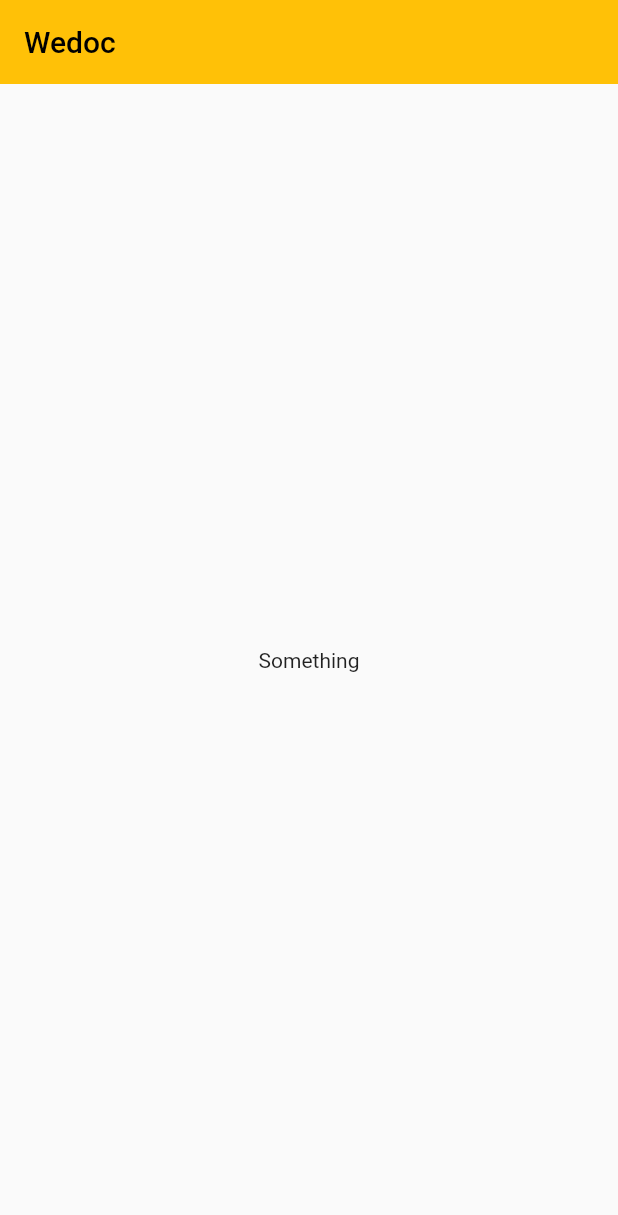
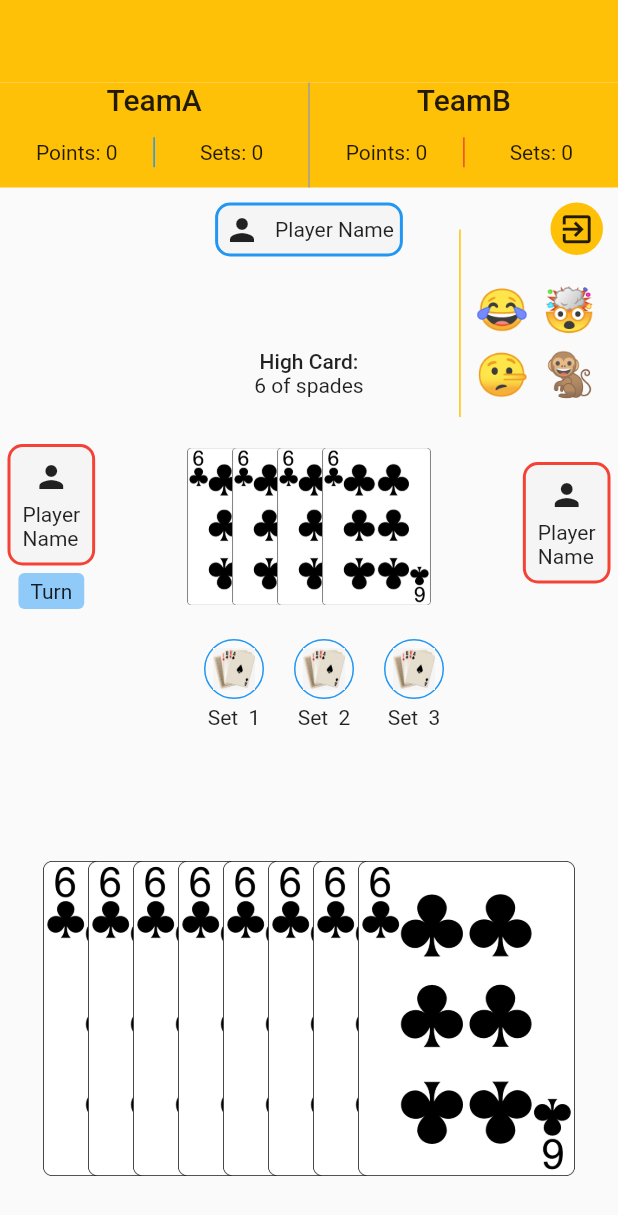
Before and after one commit to akhilkala/wedoc, a Flutter app: the screen it shows after launch, on a phone screen of 412 x 824 dp. Shown: the top 1215 px of the screen. Run offline on Flutter 3.47's test engine with Material 2 defaults, Android fonts, the phone set to English and light mode, and no system bars; our stand-ins replace shared_preferences.

Commit message:
game page skeleton

```diff
--- a/mobile/lib/main.dart
+++ b/mobile/lib/main.dart
@@ -1,13 +1,13 @@
 import 'package:flutter/material.dart';
-import 'package:wedoc/screens/home_screen.dart';
+import 'package:wedoc/screens/game_screen.dart';
 import 'package:provider/provider.dart';
 
 void main() {
-  runApp(GameFrame());
+  runApp(MyGameApplication());
 }
 
-class GameFrame extends StatelessWidget {
-  const GameFrame({Key? key}) : super(key: key);
+class MyGameApplication extends StatelessWidget {
+  const MyGameApplication({Key? key}) : super(key: key);
 
   @override
   Widget build(BuildContext context) {
@@ -15,7 +15,7 @@ class GameFrame extends StatelessWidget {
       title: "Wedoc",
       debugShowCheckedModeBanner: false,
       theme: ThemeData(primarySwatch: Colors.amber),
-      home: HomeScreen(),
+      home: GameScreen(),
     );
   }
 }
--- /dev/null
+++ b/mobile/lib/models/player_model.dart
@@ -0,0 +1,53 @@
+import 'dart:convert';
+
+class Player {
+  String playerName;
+  String playerID;
+  Player({
+    required this.playerName,
+    required this.playerID,
+  });
+
+  Player copyWith({
+    String? playerName,
+    String? playerID,
+  }) {
+    return Player(
+      playerName: playerName ?? this.playerName,
+      playerID: playerID ?? this.playerID,
+    );
+  }
+
+  Map<String, dynamic> toMap() {
+    return {
+      'playerName': playerName,
+      'playerID': playerID,
+    };
+  }
+
+  factory Player.fromMap(Map<String, dynamic> map) {
+    return Player(
+      playerName: map['playerName'] ?? '',
+      playerID: map['playerID'] ?? '',
+    );
+  }
+
+  String toJson() => json.encode(toMap());
+
+  factory Player.fromJson(String source) => Player.fromMap(json.decode(source));
+
+  @override
+  String toString() => 'Player(playerName: $playerName, playerID: $playerID)';
+
+  @override
+  bool operator ==(Object other) {
+    if (identical(this, other)) return true;
+
+    return other is Player &&
+        other.playerName == playerName &&
+        other.playerID == playerID;
+  }
+
+  @override
+  int get hashCode => playerName.hashCode ^ playerID.hashCode;
+}
--- /dev/null
+++ b/mobile/lib/models/team_model.dart
@@ -0,0 +1,79 @@
+import 'dart:convert';
+
+import 'package:flutter/foundation.dart';
+import 'package:flutter/material.dart';
+
+import 'package:wedoc/models/player_model.dart';
+
+class Team {
+  String teamName;
+  int teamScore;
+  List<Player> players;
+  int teamColor;
+  Team({
+    required this.teamName,
+    this.teamScore = 0,
+    required this.players,
+    required this.teamColor,
+  });
+
+  Team copyWith({
+    String? teamName,
+    int? teamScore,
+    List<Player>? players,
+    int? teamColor,
+  }) {
+    return Team(
+      teamName: teamName ?? this.teamName,
+      teamScore: teamScore ?? this.teamScore,
+      players: players ?? this.players,
+      teamColor: teamColor ?? this.teamColor,
+    );
+  }
+
+  Map<String, dynamic> toMap() {
+    return {
+      'teamName': teamName,
+      'teamScore': teamScore,
+      'players': players.map((x) => x.toMap()).toList(),
+      'teamColor': teamColor,
+    };
+  }
+
+  factory Team.fromMap(Map<String, dynamic> map) {
+    return Team(
+      teamName: map['teamName'] ?? '',
+      teamScore: map['teamScore']?.toInt() ?? 0,
+      players: List<Player>.from(map['players']?.map((x) => Player.fromMap(x))),
+      teamColor: map['teamColor']?.toInt() ?? 0,
+    );
+  }
+
+  String toJson() => json.encode(toMap());
+
+  factory Team.fromJson(String source) => Team.fromMap(json.decode(source));
+
+  @override
+  String toString() {
+    return 'Team(teamName: $teamName, teamScore: $teamScore, players: $players, teamColor: $teamColor)';
+  }
+
+  @override
+  bool operator ==(Object other) {
+    if (identical(this, other)) return true;
+
+    return other is Team &&
+        other.teamName == teamName &&
+        other.teamScore == teamScore &&
+        listEquals(other.players, players) &&
+        other.teamColor == teamColor;
+  }
+
+  @override
+  int get hashCode {
+    return teamName.hashCode ^
+        teamScore.hashCode ^
+        players.hashCode ^
+        teamColor.hashCode;
+  }
+}
--- /dev/null
+++ b/mobile/lib/screens/game_screen.dart
@@ -0,0 +1,234 @@
+import 'package:flutter/material.dart';
+import 'package:flutter/widgets.dart';
+import 'package:wedoc/models/player_model.dart';
+import 'package:wedoc/models/team_model.dart';
+import 'package:wedoc/widgets/app_bar.dart';
+import 'package:wedoc/widgets/game_widgets/player_box.dart';
+import 'package:wedoc/widgets/game_widgets/player_hold_cards.dart';
+import 'package:wedoc/widgets/game_widgets/score_board.dart';
+import 'dart:math' as math;
+
+class GameScreen extends StatelessWidget {
+  late String cardAdd;
+
+  GameScreen({Key? key}) : super(key: key) {
+    final cardNum = math.Random().nextInt(8) + 2;
+    cardAdd = "assets/cards/" + cardNum.toString() + "_of_clubs.png";
+  }
+
+  final teamOne = Team(
+      teamName: "TeamA",
+      players: [Player(playerName: "Charan", playerID: "playerOneID")],
+      teamColor: Colors.blue.value);
+  final teamTwo = Team(
+      teamName: "TeamB",
+      players: [Player(playerName: "Kotturi", playerID: "playerOneID")],
+      teamColor: Colors.red.value);
+
+  @override
+  Widget build(BuildContext context) {
+    return Scaffold(
+      body: Column(
+          mainAxisAlignment: MainAxisAlignment.center,
+          mainAxisSize: MainAxisSize.max,
+          children: [
+            SizedBox(
+              height: 55,
+              child: Container(
+                color: Theme.of(context).primaryColor,
+              ),
+            ),
+            ScoreBoard(teamOne: teamOne, teamTwo: teamTwo),
+            const SizedBox(height: 10),
+            Stack(
+              children: [
+                Align(
+                  alignment: Alignment.topCenter,
+                  child: PlayerBox(
+                    player:
+                        Player(playerID: "Playdsfa", playerName: "Player Name"),
+                    sameTeam: true,
+                    teamColor: teamOne.teamColor,
+                    myTurn: false,
+                  ),
+                ),
+                Align(
+                  alignment: Alignment.topRight,
+                  child: Padding(
+                    padding: const EdgeInsets.symmetric(horizontal: 10.0),
+                    child: Row(
+                      mainAxisAlignment: MainAxisAlignment.end,
+                      children: [
+                        Container(
+                          width: 1.0,
+                          height: 125,
+                          color: Theme.of(context).primaryColor,
+                        ),
+                        const SizedBox(
+                          width: 5,
+                        ),
+                        Column(
+                          crossAxisAlignment: CrossAxisAlignment.end,
+                          children: [
+                            Container(
+                              decoration: BoxDecoration(
+                                  borderRadius: BorderRadius.circular(30.0),
+                                  color: Theme.of(context).primaryColor),
+                              child: const Padding(
+                                padding: EdgeInsets.all(5.0),
+                                child: Icon(
+                                  Icons.exit_to_app,
+                                  size: 25,
+                                ),
+                              ),
+                            ),
+                            const SizedBox(
+                              height: 15,
+                            ),
+                            Row(
+                              children: const [
+                                Padding(
+                                  padding: EdgeInsets.all(5.0),
+                                  child: Text("😂", textScaleFactor: 2.0),
+                                ),
+                                Padding(
+                                  padding: EdgeInsets.all(5.0),
+                                  child: Text("🤯", textScaleFactor: 2.0),
+                                ),
+                              ],
+                            ),
+                            Row(
+                              children: const [
+                                Padding(
+                                  padding: EdgeInsets.all(5.0),
+                                  child: Text("🤥", textScaleFactor: 2.0),
+                                ),
+                                Padding(
+                                  padding: EdgeInsets.all(5.0),
+                                  child: Text("🐒", textScaleFactor: 2.0),
+                                ),
+                              ],
+                            ),
+                            const SizedBox(
+                              height: 25,
+                            )
+                          ],
+                        )
+                      ],
+                    ),
+                  ),
+                ),
+                Align(
+                  alignment: Alignment.bottomCenter,
+                  heightFactor: 2.5,
+                  child: Column(
+                    mainAxisAlignment: MainAxisAlignment.center,
+                    children: [
+                      SizedBox(
+                        height: 20,
+                      ),
+                      Text(
+                        "High Card:",
+                        style: Theme.of(context).textTheme.button,
+                      ),
+                      Text("6 of spades")
+                    ],
+                  ),
+                ),
+              ],
+            ),
+            Row(
+              children: [
+                const SizedBox(
+                  width: 5,
+                ),
+                PlayerBox(
+                  player:
+                      Player(playerID: "Playdsfa", playerName: "Player Name"),
+                  sameTeam: false,
+                  teamColor: teamTwo.teamColor,
+                  myTurn: true,
+                ),
+                // BTW OPP. TEAM PLAYERS
+                Expanded(
+                    child: Container(
+                  child: CircularStackListView(
+                    items: [cardAdd, cardAdd, cardAdd, cardAdd],
+                    scale: 3,
+                    myCards: false,
+                  ),
+                )),
+                PlayerBox(
+                  player:
+                      Player(playerID: "Playdsfa", playerName: "Player Name"),
+                  sameTeam: false,
+                  teamColor: teamTwo.teamColor,
+                  myTurn: false,
+                ),
+                const SizedBox(
+                  width: 5,
+                ),
+              ],
+            ),
+            Expanded(
+                child: Center(
+              child: Row(
+                mainAxisAlignment: MainAxisAlignment.center,
+                children: [
+                  for (int i = 1; i <= 3; i++)
+                    Row(children: [
+                      const SizedBox(
+                        width: 20,
+                      ),
+                      Column(
+                        children: [
+                          const SizedBox(
+                            height: 20,
+                          ),
+                          Container(
+                            height: 40,
+                            width: 40,
+                            child: Padding(
+                              padding: const EdgeInsets.all(5.0),
+                              child: Image.asset(
+                                "assets/static_images/card_set.png",
+                                fit: BoxFit.fill,
+                              ),
+                            ),
+                            decoration: BoxDecoration(
+                                borderRadius: BorderRadius.circular(40.0),
+                                border: Border.all(
+                                    color: Color(teamOne.teamColor),
+                                    width: 1.0)),
+                          ),
+                          const SizedBox(
+                            height: 4.0,
+                          ),
+                          Text("Set  $i")
+                        ],
+                      )
+                    ])
+                ],
+              ),
+            )),
+            CircularStackListView(
+              items: [
+                cardAdd,
+                cardAdd,
+                cardAdd,
+                cardAdd,
+                cardAdd,
+                cardAdd,
+                cardAdd,
+                cardAdd
+              ],
+              scale: 6,
+              myCards: true,
+            ),
+            const SizedBox(
+              height: 40,
+            ),
+          ]),
+    );
+  }
+}
--- a/mobile/lib/screens/home_screen.dart
+++ /dev/null
@@ -1,17 +0,0 @@
-import 'package:flutter/material.dart';
-import 'package:flutter/widgets.dart';
-import 'package:wedoc/view_models/app_bar.dart';
-
-class HomeScreen extends StatelessWidget {
-  const HomeScreen({Key? key}) : super(key: key);
-
-  @override
-  Widget build(BuildContext context) {
-    return Scaffold(
-      appBar: customAppBar(),
-      body: Center(
-        child: Text("Something"),
-      ),
-    );
-  }
-}
--- a/mobile/lib/utilities/shared_preferences.dart
+++ b/mobile/lib/utilities/shared_preferences.dart
@@ -1,14 +1,14 @@
 import 'package:shared_preferences/shared_preferences.dart';
 
-class SharedPreference {
-  static final _fPrefs = SharedPreferences.getInstance();
-  static late SharedPreferences pref;
+// class SharedPreference {
+//   static final _fPrefs = SharedPreferences.getInstance();
+//   static late SharedPreferences pref;
 
-  SharedPreference._();
+//   SharedPreference._();
 
-  static SharedPreferences? getPrefs() {
-    _fPrefs.then((value) {
-      return value;
-    });
-  }
-}
+//   static SharedPreferences? getPrefs() {
+//     _fPrefs.then((value) {
+//       return value;
+//     });
+//   }
+// }
--- a/mobile/lib/view_models/app_bar.dart
+++ b/mobile/lib/widgets/app_bar.dart
@@ -3,7 +3,8 @@ import 'package:flutter/widgets.dart';
 
 AppBar customAppBar() {
   return AppBar(
-    title: Text("Wedoc"),
+    title: const Text("Wedoc"),
     elevation: 0,
+    backgroundColor: Colors.amber,
   );
 }
--- /dev/null
+++ b/mobile/lib/widgets/game_widgets/player_box.dart
@@ -0,0 +1,68 @@
+import 'package:flutter/material.dart';
+import 'package:flutter/widgets.dart';
+import 'package:wedoc/models/player_model.dart';
+
+class PlayerBox extends StatelessWidget {
+  late Player player;
+  late bool sameTeam;
+  late int teamColor;
+  late bool myTurn;
+
+  PlayerBox(
+      {required this.player,
+      required this.sameTeam,
+      required this.teamColor,
+      required this.myTurn,
+      Key? key})
+      : super(key: key);
+
+  @override
+  Widget build(BuildContext context) {
+    return Column(
+      children: [
+        Container(
+          decoration: BoxDecoration(
+              border: Border.all(width: 2.0, color: Color(teamColor)),
+              color: Colors.grey.shade100,
+              borderRadius: BorderRadius.circular(10.0)),
+          child: Padding(
+            padding: EdgeInsets.all(sameTeam ? 4.0 : 8.0),
+            child: sameTeam
+                ? Row(
+                    mainAxisSize: MainAxisSize.min,
+                    children: [
+                      Icon(Icons.person),
+                      SizedBox(width: 10),
+                      Text(player.playerName),
+                    ],
+                  )
+                : Column(
+                    mainAxisSize: MainAxisSize.min,
+                    children: [
+                      Icon(Icons.person),
+                      SizedBox(height: 5),
+                      Text(player.playerName
+                          .replaceAllMapped(" ", (match) => "\n")),
+                    ],
+                  ),
+          ),
+        ),
+        const SizedBox(
+          height: 5,
+        ),
+        myTurn
+            ? Container(
+                child: const Padding(
+                  padding: EdgeInsets.symmetric(vertical: 4.0, horizontal: 8.0),
+                  child: Text("Turn"),
+                ),
+                decoration: BoxDecoration(
+                  color: Colors.blue.shade200,
+                  borderRadius: BorderRadius.circular(4.0),
+                ),
+              )
+            : Container()
+      ],
+    );
+  }
+}
--- /dev/null
+++ b/mobile/lib/widgets/game_widgets/player_hold_cards.dart
@@ -0,0 +1,161 @@
+import 'dart:ui';
+
+import 'package:flutter/material.dart';
+import 'package:shared_preferences/shared_preferences.dart';
+import 'dart:math' as math;
+
+class CircularStackListView extends StatefulWidget {
+  late List<String> items;
+  late int scale;
+  late bool myCards;
+
+  CircularStackListView(
+      {required this.items,
+      required this.scale,
+      required this.myCards,
+      Key? key})
+      : super(key: key);
+
+  @override
+  State<CircularStackListView> createState() => _CircularStackListViewState();
+}
+
+class _CircularStackListViewState extends State<CircularStackListView> {
+  final random = math.Random();
+  late SharedPreferences? pref;
+  late int cardSelected = -1;
+
+  @override
+  void initState() {
+    super.initState();
+    initPrefs();
+  }
+
+  initPrefs() async {
+    final _pref = SharedPreferences.getInstance();
+    pref = await _pref;
+
+    cardSelected = pref!.getInt("CARD_SELECTED") ?? -1;
+  }
+
+  changeList(int position) async {
+    cardSelected = pref!.getInt("CARD_SELECTED") ?? -1;
+    if (cardSelected == position) {
+      await pref!.setInt("CARD_SELECTED", -1);
+    } else {
+      await pref!.setInt("CARD_SELECTED", position);
+    }
+
+    setState(() {
+      cardSelected = pref!.getInt("CARD_SELECTED") ?? -1;
+      print(cardSelected);
+    });
+  }
+
+  @override
+  Widget build(BuildContext context) {
+    return Center(
+      child: Container(
+        height: widget.myCards ? 50.0 * widget.scale : 35.0 * widget.scale,
+        width: (25.0 * widget.scale + ((widget.items.length - 1) * 30)),
+        child: Stack(
+          children: [
+            for (int i = 0; i < widget.items.length; i++)
+              PlayerCard(
+                position: i,
+                card: widget.items[i],
+                selectedCard: cardSelected,
+                changeSelectedCard: changeList,
+                scale: widget.scale,
+                myCard: widget.myCards,
+              )
+          ],
+        ),
+      ),
+    );
+  }
+}
+
+class PlayerCard extends StatefulWidget {
+  late int position;
+  late String card;
+  Function(int) changeSelectedCard;
+  late int selectedCard;
+  late int scale;
+  late bool myCard;
+
+  PlayerCard({
+    Key? key,
+    required this.position,
+    required this.card,
+    required this.selectedCard,
+    required this.changeSelectedCard,
+    required this.scale,
+    required this.myCard,
+  }) : super(key: key);
+
+  @override
+  _PlayerCardState createState() => _PlayerCardState();
+}
+
+class _PlayerCardState extends State<PlayerCard> {
+  onCardSelect() async {
+    setState(() {
+      widget.changeSelectedCard(widget.position);
+    });
+  }
+
+  @override
+  Widget build(BuildContext context) {
+    return Positioned(
+      left: widget.position * 30,
+      bottom: widget.myCard
+          ? widget.selectedCard == widget.position
+              ? 50
+              : 0
+          : 0,
+      child: GestureDetector(
+        onTap: () {
+          onCardSelect();
+        },
+        child: Column(
+          children: [
+            widget.myCard
+                ? widget.selectedCard == widget.position
+                    ? InkWell(
+                        onTap: () {
+                          //TODO: Implement Play Function!
+                        },
+                        child: Container(
+                            width: 25.0 * widget.scale,
+                            height: 25.0,
+                            decoration: BoxDecoration(
+                                borderRadius: const BorderRadius.only(
+                                    topRight: Radius.circular(10),
+                                    topLeft: Radius.circular(10)),
+                                gradient: LinearGradient(
+                                    begin: Alignment.topCenter,
+                                    end: Alignment.bottomCenter,
+                                    colors: [
+                                      Theme.of(context).primaryColor,
+                                      Colors.white
+                                    ])),
+                            child: Center(
+                                child: Text(
+                              "Play",
+                              style: Theme.of(context).textTheme.button,
+                            ))),
+                      )
+                    : Container()
+                : Container(),
+            Image.asset(
+              widget.card,
+              width: 25.0 * widget.scale,
+              height: 35.0 * widget.scale,
+            ),
+          ],
+        ),
+      ),
+    );
+  }
+}
--- /dev/null
+++ b/mobile/lib/widgets/game_widgets/score_board.dart
@@ -0,0 +1,73 @@
+import 'package:flutter/material.dart';
+import 'package:flutter/widgets.dart';
+import 'package:wedoc/models/team_model.dart';
+
+class ScoreBoard extends StatelessWidget {
+  late Team teamOne;
+  late Team teamTwo;
+  ScoreBoard({required this.teamOne, required this.teamTwo, Key? key})
+      : super(key: key);
+
+  @override
+  Widget build(BuildContext context) {
+    return Container(
+      height: 70,
+      color: Theme.of(context).primaryColor,
+      child: Row(
+        children: [
+          // TEAM ONE
+          Expanded(
+              child: Column(
+            children: [
+              Text(teamOne.teamName,
+                  style: Theme.of(context).textTheme.headline6),
+              Expanded(
+                  child: Row(
+                children: [
+                  Expanded(
+                    child: Center(
+                        child: Text("Points: " + teamOne.teamScore.toString())),
+                  ),
+                  Container(
+                      width: 1, height: 20, color: Color(teamOne.teamColor)),
+                  Expanded(
+                    child: Center(
+                        child: Text("Sets: " + teamOne.teamScore.toString())),
+                  ),
+                ],
+              )),
+            ],
+          )),
+          // DIVIDER
+          Container(
+            width: 1,
+            color: Colors.grey,
+          ),
+          // TEAM TWO
+          Expanded(
+              child: Column(
+            children: [
+              Text(teamTwo.teamName,
+                  style: Theme.of(context).textTheme.headline6),
+              Expanded(
+                  child: Row(
+                children: [
+                  Expanded(
+                    child: Center(
+                        child: Text("Points: " + teamTwo.teamScore.toString())),
+                  ),
+                  Container(
+                      width: 1, height: 20, color: Color(teamTwo.teamColor)),
+                  Expanded(
+                    child: Center(
+                        child: Text("Sets: " + teamTwo.teamScore.toString())),
+                  ),
+                ],
+              )),
+            ],
+          )),
+        ],
+      ),
+    );
+  }
+}
--- a/mobile/pubspec.yaml
+++ b/mobile/pubspec.yaml
@@ -45,9 +45,9 @@ flutter:
   uses-material-design: true
 
   # To add assets to your application, add an assets section, like this:
-  # assets:
-  #   - images/a_dot_burr.jpeg
-  #   - images/a_dot_ham.jpeg
+  assets:
+    - assets/cards/
+    - assets/static_images/
 
   # An image asset can refer to one or more resolution-specific "variants", see
   # https://flutter.dev/assets-and-images/#resolution-aware.
```
Also changed, not shown: mobile/assets/static_images/card_set.png (added), 1 other file.
